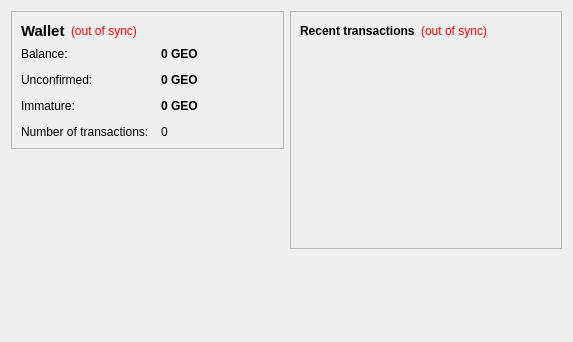
Before: the Qt Designer form src/qt/forms/overviewpage.ui in render2k/litecoinclassic, drawn with Qt 5.
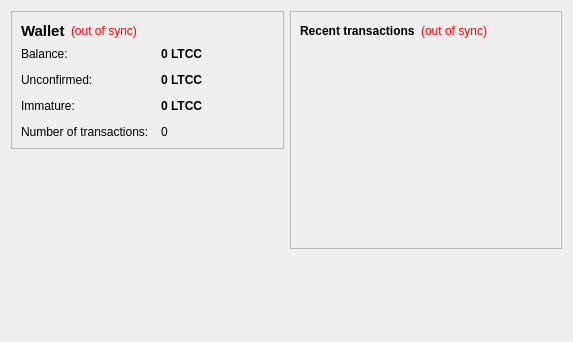
After: the same form once the commit is applied.

```diff
--- a/src/qt/forms/overviewpage.ui
+++ b/src/qt/forms/overviewpage.ui
@@ -105,7 +105,7 @@
              <string>Your current balance</string>
             </property>
             <property name="text">
-             <string notr="true">0 GEO</string>
+             <string notr="true">0 LTCC</string>
             </property>
             <property name="textInteractionFlags">
              <set>Qt::LinksAccessibleByMouse|Qt::TextSelectableByKeyboard|Qt::TextSelectableByMouse</set>
@@ -134,7 +134,7 @@
              <string>Total of transactions that have yet to be confirmed, and do not yet count toward the current balance</string>
             </property>
             <property name="text">
-             <string notr="true">0 GEO</string>
+             <string notr="true">0 LTCC</string>
             </property>
             <property name="textInteractionFlags">
              <set>Qt::LinksAccessibleByMouse|Qt::TextSelectableByKeyboard|Qt::TextSelectableByMouse</set>
@@ -177,7 +177,7 @@
              <string>Mined balance that has not yet matured</string>
             </property>
             <property name="text">
-             <string notr="true">0 GEO</string>
+             <string notr="true">0 LTCC</string>
             </property>
             <property name="textInteractionFlags">
              <set>Qt::LinksAccessibleByMouse|Qt::TextSelectableByKeyboard|Qt::TextSelectableByMouse</set>
```
